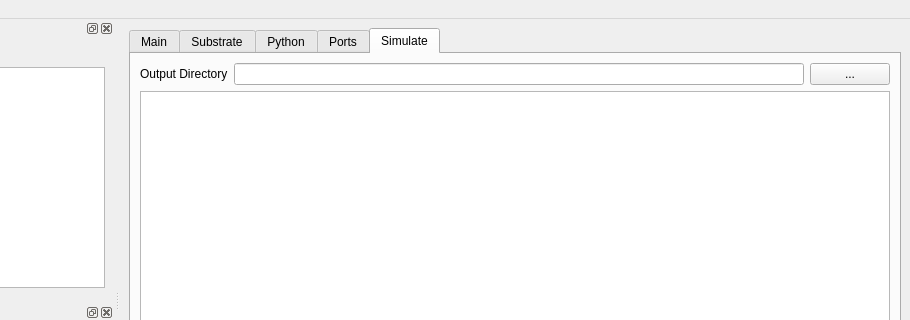
First picture: the form in src/mainwindow.ui, repository IHP-GmbH/EMStudio, before the edit; both pictures show x 160 to 1070 and y 0 to 320 of the 1070 by 603 pixel window.
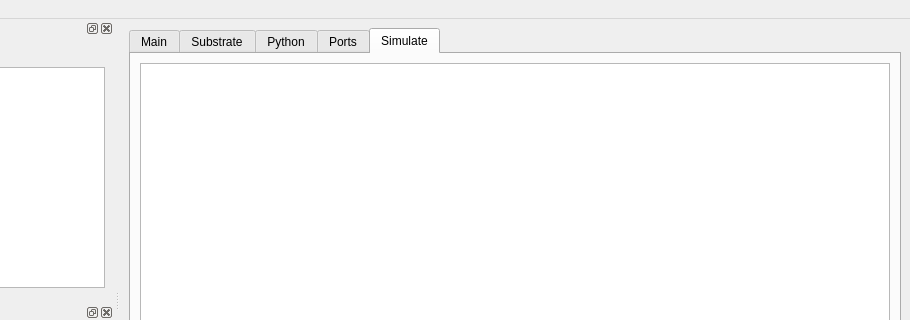
Second picture: the form after the edit. The open tabs and pages were chosen to show the change. Custom widgets are drawn as their Qt base class.

Commit message: Add Python-based run settings with Doxygen-like tips, preserve inline comments on save, auto-load recent topcell scripts, and bundle KLayout driver + icon in Windows installer

The edit to the form file:
```diff
--- a/src/mainwindow.ui
+++ b/src/mainwindow.ui
@@ -265,27 +265,6 @@
         <string>Simulate</string>
        </attribute>
        <layout class="QVBoxLayout" name="verticalLayout_5">
-        <item>
-         <layout class="QHBoxLayout" name="horizontalLayout_3">
-          <item>
-           <widget class="QLabel" name="label_6">
-            <property name="text">
-             <string>Output Directory</string>
-            </property>
-           </widget>
-          </item>
-          <item>
-           <widget class="QLineEdit" name="txtRunDir"/>
-          </item>
-          <item>
-           <widget class="QPushButton" name="btnRunDir">
-            <property name="text">
-             <string>...</string>
-            </property>
-           </widget>
-          </item>
-         </layout>
-        </item>
         <item>
          <widget class="QPlainTextEdit" name="editSimulationLog"/>
         </item>
```
Left out of the diff: 10 changed lines with no effect on the pictures. The commit also changes 7 other files.
